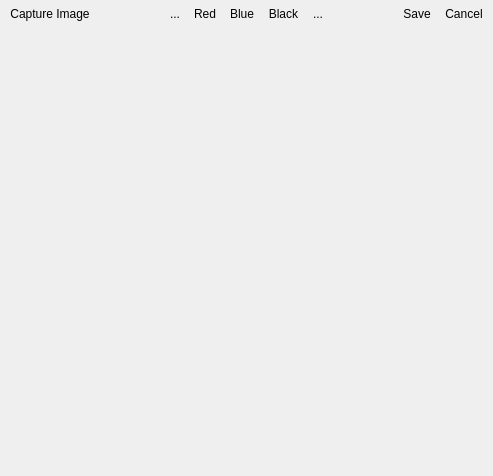
Before: the Qt Designer form src/ui_camera.ui in NathanW2/qmap, drawn with Qt 5.
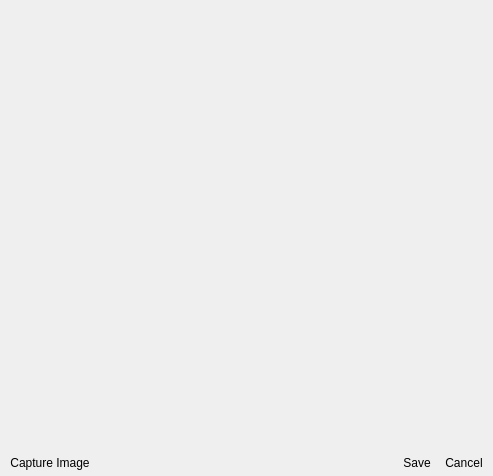
After: the same form once the commit is applied. Icons and pictures are not drawn.

Commit message: Add refresh camera button; Add click image to take

What changed in the file:
```diff
--- a/src/ui_camera.ui
+++ b/src/ui_camera.ui
@@ -23,6 +23,24 @@
    <property name="margin">
     <number>0</number>
    </property>
+   <item>
+    <widget class="QFrame" name="frame">
+     <property name="frameShape">
+      <enum>QFrame::NoFrame</enum>
+     </property>
+     <property name="frameShadow">
+      <enum>QFrame::Raised</enum>
+     </property>
+     <property name="lineWidth">
+      <number>5</number>
+     </property>
+     <layout class="QGridLayout" name="gridLayout_2">
+      <property name="margin">
+       <number>0</number>
+      </property>
+     </layout>
+    </widget>
+   </item>
    <item>
     <layout class="QHBoxLayout" name="horizontalLayout_2">
      <property name="spacing">
@@ -66,122 +84,6 @@
        </property>
       </spacer>
      </item>
-     <item>
-      <widget class="QToolButton" name="toolMapSnapshot">
-       <property name="text">
-        <string>...</string>
-       </property>
-       <property name="iconSize">
-        <size>
-         <width>32</width>
-         <height>32</height>
-        </size>
-       </property>
-       <property name="toolButtonStyle">
-        <enum>Qt::ToolButtonTextUnderIcon</enum>
-       </property>
-       <property name="autoRaise">
-        <bool>true</bool>
-       </property>
-      </widget>
-     </item>
-     <item>
-      <widget class="QToolButton" name="toolRedPen">
-       <property name="text">
-        <string>Red</string>
-       </property>
-       <property name="iconSize">
-        <size>
-         <width>32</width>
-         <height>32</height>
-        </size>
-       </property>
-       <property name="checkable">
-        <bool>true</bool>
-       </property>
-       <property name="toolButtonStyle">
-        <enum>Qt::ToolButtonTextUnderIcon</enum>
-       </property>
-       <property name="autoRaise">
-        <bool>true</bool>
-       </property>
-       <attribute name="buttonGroup">
-        <string>buttonGroup</string>
-       </attribute>
-      </widget>
-     </item>
-     <item>
-      <widget class="QToolButton" name="toolBluePen">
-       <property name="text">
-        <string>Blue</string>
-       </property>
-       <property name="iconSize">
-        <size>
-         <width>32</width>
-         <height>32</height>
-        </size>
-       </property>
-       <property name="checkable">
-        <bool>true</bool>
-       </property>
-       <property name="toolButtonStyle">
-        <enum>Qt::ToolButtonTextUnderIcon</enum>
-       </property>
-       <property name="autoRaise">
-        <bool>true</bool>
-       </property>
-       <attribute name="buttonGroup">
-        <string>buttonGroup</string>
-       </attribute>
-      </widget>
-     </item>
-     <item>
-      <widget class="QToolButton" name="toolBlackPen">
-       <property name="text">
-        <string>Black</string>
-       </property>
-       <property name="iconSize">
-        <size>
-         <width>32</width>
-         <height>32</height>
-        </size>
-       </property>
-       <property name="checkable">
-        <bool>true</bool>
-       </property>
-       <property name="toolButtonStyle">
-        <enum>Qt::ToolButtonTextUnderIcon</enum>
-       </property>
-       <property name="autoRaise">
-        <bool>true</bool>
-       </property>
-       <attribute name="buttonGroup">
-        <string>buttonGroup</string>
-       </attribute>
-      </widget>
-     </item>
-     <item>
-      <widget class="QToolButton" name="toolEraser">
-       <property name="text">
-        <string>...</string>
-       </property>
-       <property name="iconSize">
-        <size>
-         <width>32</width>
-         <height>32</height>
-        </size>
-       </property>
-       <property name="toolButtonStyle">
-        <enum>Qt::ToolButtonTextUnderIcon</enum>
-       </property>
-       <property name="autoRaise">
-        <bool>true</bool>
-       </property>
-       <attribute name="buttonGroup">
-        <string>buttonGroup</string>
-       </attribute>
-      </widget>
-     </item>
      <item>
       <spacer name="horizontalSpacer_2">
        <property name="orientation">
@@ -235,24 +137,6 @@
      </item>
     </layout>
    </item>
-   <item>
-    <widget class="QFrame" name="frame">
-     <property name="frameShape">
-      <enum>QFrame::NoFrame</enum>
-     </property>
-     <property name="frameShadow">
-      <enum>QFrame::Raised</enum>
-     </property>
-     <property name="lineWidth">
-      <number>5</number>
-     </property>
-     <layout class="QGridLayout" name="gridLayout_2">
-      <property name="margin">
-       <number>0</number>
-      </property>
-     </layout>
-    </widget>
-   </item>
   </layout>
   <action name="actionClearDrawing">
    <property name="icon">
```
Left out of the diff: 11 changed lines with no effect on the pictures. The commit also changes 4 other files.
